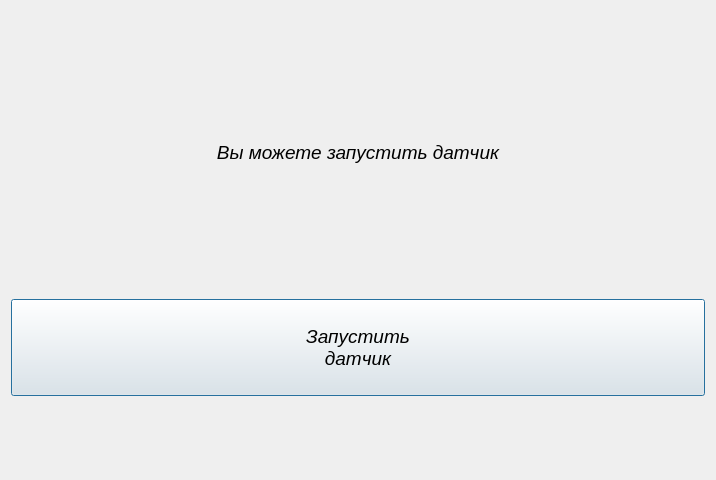
This is Windows/InitWindow/InitWindow.ui in VladislavSts/SensorQT5 as Qt 5 draws it before an edit. The edited form follows.
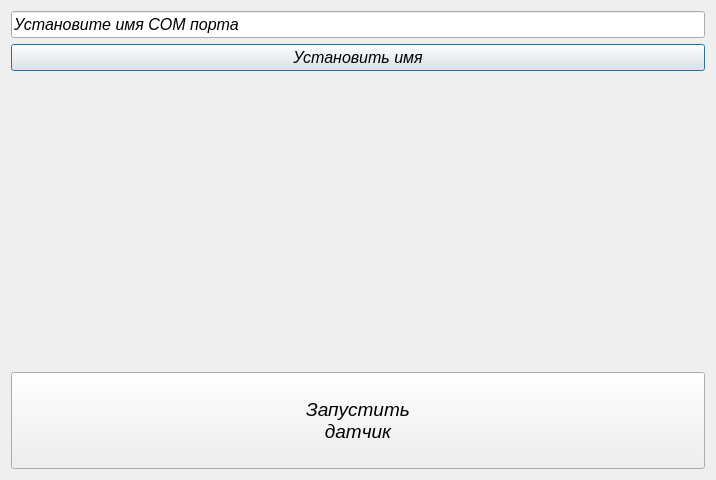
This is the edited form.

Commit message: update name com port

The edit to the form file:
```diff
--- a/Windows/InitWindow/InitWindow.ui
+++ b/Windows/InitWindow/InitWindow.ui
@@ -13,23 +13,40 @@
   <property name="windowTitle">
    <string>Dialog</string>
   </property>
-  <layout class="QGridLayout" name="gridLayout_2">
-   <item row="4" column="0">
-    <spacer name="verticalSpacer">
-     <property name="orientation">
-      <enum>Qt::Vertical</enum>
-     </property>
-     <property name="sizeHint" stdset="0">
-      <size>
-       <width>20</width>
-       <height>40</height>
-      </size>
-     </property>
-    </spacer>
-   </item>
-   <item row="3" column="0">
+  <layout class="QVBoxLayout" name="verticalLayout">
+   <item>
     <layout class="QGridLayout" name="gridLayout">
-     <item row="0" column="0">
+     <item row="1" column="0">
+      <widget class="QLineEdit" name="GetNameSerialPort">
+       <property name="font">
+        <font>
+         <pointsize>12</pointsize>
+         <italic>true</italic>
+        </font>
+       </property>
+       <property name="text">
+        <string>Установите имя COM порта</string>
+       </property>
+      </widget>
+     </item>
+     <item row="2" column="0">
+      <widget class="QPushButton" name="SetNameSerialPort">
+       <property name="font">
+        <font>
+         <pointsize>12</pointsize>
+         <italic>true</italic>
+        </font>
+       </property>
+       <property name="text">
+        <string>Установить имя</string>
+       </property>
+      </widget>
+     </item>
+    </layout>
+   </item>
+   <item>
+    <layout class="QGridLayout" name="gridLayout_2">
+     <item row="1" column="0">
       <widget class="QPushButton" name="StartSensorButton">
        <property name="font">
         <font>
@@ -45,9 +62,7 @@
        </property>
       </widget>
      </item>
-    </layout>
-   </item>
-   <item row="1" column="0">
+     <item row="0" column="0">
     <widget class="QLabel" name="StatusSensorLabel">
      <property name="font">
       <font>
@@ -56,38 +71,14 @@
       </font>
      </property>
      <property name="text">
-      <string>&lt;html&gt;&lt;head/&gt;&lt;body&gt;&lt;p align=&quot;center&quot;&gt;&lt;br/&gt;&lt;/p&gt;&lt;p align=&quot;center&quot;&gt;Вы можете запустить датчик&lt;/p&gt;&lt;p align=&quot;center&quot;&gt;&lt;br/&gt;&lt;/p&gt;&lt;/body&gt;&lt;/html&gt;</string>
+        <string>&lt;html&gt;&lt;head/&gt;&lt;body&gt;&lt;p align=&quot;center&quot;&gt;&lt;br/&gt;&lt;/p&gt;&lt;p align=&quot;center&quot;&gt;&lt;br/&gt;&lt;/p&gt;&lt;p align=&quot;center&quot;&gt;&lt;br/&gt;&lt;/p&gt;&lt;/body&gt;&lt;/html&gt;</string>
      </property>
      <property name="alignment">
       <set>Qt::AlignCenter</set>
      </property>
     </widget>
    </item>
-   <item row="0" column="0">
-    <spacer name="verticalSpacer_2">
-     <property name="orientation">
-      <enum>Qt::Vertical</enum>
-     </property>
-     <property name="sizeHint" stdset="0">
-      <size>
-       <width>20</width>
-       <height>40</height>
-      </size>
-     </property>
-    </spacer>
-   </item>
-   <item row="2" column="0">
-    <spacer name="verticalSpacer_3">
-     <property name="orientation">
-      <enum>Qt::Vertical</enum>
-     </property>
-     <property name="sizeHint" stdset="0">
-      <size>
-       <width>20</width>
-       <height>40</height>
-      </size>
-     </property>
-    </spacer>
+    </layout>
    </item>
   </layout>
  </widget>
```
Lines whose indentation alone changed are shown as unchanged. The commit also changes 13 other files.
